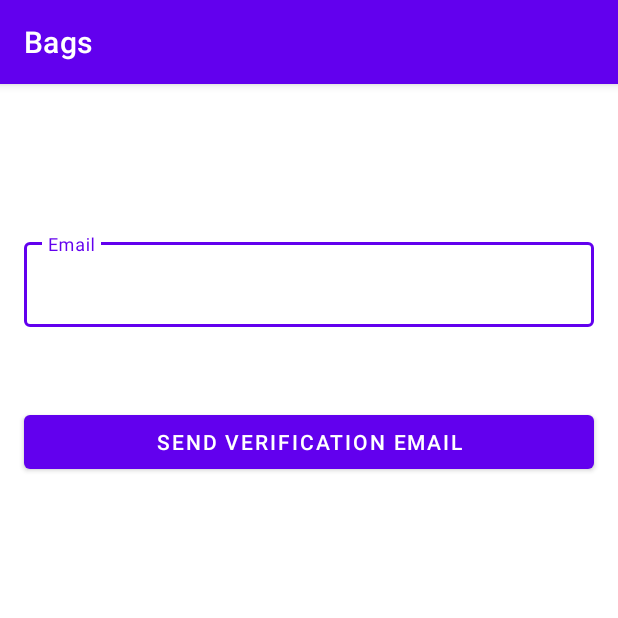
After one commit to engamrdiab52/Ecommerce, an Android app: the fragment ResetPasswordFragment shown on its own in the app's theme, on a phone screen of 412 x 824 dp, the top half of it. The commit adds this screen. Run offline under Robolectric (Android 15) with nearby library versions, the phone set to English and light mode, and no system bars; our stand-ins replace data binding; libraries missing offline, so code that uses them is left out: com.wajahatkarim3.easyvalidation.

Commit message:
add other funs to viewModel

```diff
--- a/app/src/main/java/com/example/bags/framework/firebase/SignInUserImpl.kt
+++ b/app/src/main/java/com/example/bags/framework/firebase/SignInUserImpl.kt
@@ -8,9 +8,10 @@ import kotlinx.coroutines.tasks.await
 
 class SignInUserImpl(private val mAuth: FirebaseAuth) : ISignInUser {
     override suspend fun signInUser(email: String, password: String) {
+
         try {
             val authResult = mAuth.signInWithEmailAndPassword(email, password).await()
-            Log.d(TAG, authResult.toString())
+            Log.d(TAG, mAuth.currentUser.toString())
         } catch (ex: Exception) {
             Log.d(TAG, ex.message.toString())
         }
--- a/app/src/main/java/com/example/bags/framework/firebase/SignOutUserImpl.kt
+++ b/app/src/main/java/com/example/bags/framework/firebase/SignOutUserImpl.kt
@@ -9,7 +9,7 @@ class SignOutUserImpl(private val mAuth: FirebaseAuth): ISignOutUser{
     override suspend fun signOutUser() {
         try {
             mAuth.signOut()
-            Log.d(TAG, "UserSignedOut...")
+            Log.d(TAG, "UserSignedOut...${mAuth.currentUser}")
         }catch (ex: Exception){
             Log.d(TAG, ex.message.toString())
         }
--- a/app/src/main/java/com/example/bags/framework/firebase/SignUpUserImpl.kt
+++ b/app/src/main/java/com/example/bags/framework/firebase/SignUpUserImpl.kt
@@ -10,7 +10,9 @@ class SignUpUserImpl(private val mAuth: FirebaseAuth) : ISignupUser {
     override suspend fun signupUser(email: String, password: String) {
         try {
             val authResult = mAuth.createUserWithEmailAndPassword(email, password).await()
+            mAuth.currentUser?.sendEmailVerification()?.await()
             Log.d(TAG, authResult.toString())
+            Log.d(TAG, "email sent")
         } catch (ex: Exception) {
             Log.d(TAG, ex.message.toString())
         }
--- a/app/src/main/java/com/example/bags/presentation/login/LoginFragment.kt
+++ b/app/src/main/java/com/example/bags/presentation/login/LoginFragment.kt
@@ -16,6 +16,7 @@ import com.example.bags.R
 import com.example.bags.databinding.FragmentLoginBinding
 import com.example.bags.framework.LoginFlowViewModelFactory
 import com.example.bags.presentation.LoginFlowViewModel
+import com.google.firebase.auth.FirebaseAuth
 import com.wajahatkarim3.easyvalidation.core.view_ktx.validator
 
 class LoginFragment : Fragment() {
@@ -46,12 +47,13 @@ class LoginFragment : Fragment() {
             }
         }
         binding.tvLoginForgetPasswordClickable.setOnClickListener {
-            findNavController().navigate(R.id.action_loginFragment_to_newCredentialsFragment)
+            findNavController().navigate(R.id.action_loginFragment_to_resetPasswordFragment)
         }
         binding.tvLoginSignupClickable.setOnClickListener {
             findNavController().navigate(R.id.action_loginFragment_to_signupFragment)
         }
         // Inflate the layout for this fragment
+        Log.d(TAG, FirebaseAuth.getInstance().currentUser?.email.toString())
         return binding.root
     }
 
--- a/app/src/main/java/com/example/bags/presentation/newCreadintials/NewCredentialsFragment.kt
+++ b/app/src/main/java/com/example/bags/presentation/newCreadintials/NewCredentialsFragment.kt
@@ -65,7 +65,7 @@ class NewCredentialsFragment : Fragment() {
 
             if (validConfirmPassword && validPassword) {
              //   viewModel.resetPassword(email)
-                findNavController().navigate(R.id.action_newCredentialsFragment_to_loginFragment)
+               // findNavController().navigate(R.id.action_newCredentialsFragment_to_loginFragment)
             } else {
                 Toast.makeText(requireContext(), "** INVALID CREDENTIALS **", Toast.LENGTH_LONG)
                     .show()
--- /dev/null
+++ b/app/src/main/java/com/example/bags/presentation/newCreadintials/ResetPasswordFragment.kt
@@ -0,0 +1,58 @@
+package com.example.bags.presentation.newCreadintials
+
+import android.os.Bundle
+import android.util.Log
+import androidx.fragment.app.Fragment
+import android.view.LayoutInflater
+import android.view.View
+import android.view.ViewGroup
+import android.widget.Toast
+import androidx.databinding.DataBindingUtil
+import androidx.navigation.fragment.findNavController
+import androidx.navigation.navGraphViewModels
+import com.example.bags.MainActivity
+import com.example.bags.R
+import com.example.bags.databinding.FragmentResetPasswordBinding
+import com.example.bags.framework.LoginFlowViewModelFactory
+import com.example.bags.presentation.LoginFlowViewModel
+import com.wajahatkarim3.easyvalidation.core.view_ktx.validator
+
+class ResetPasswordFragment : Fragment() {
+    private val viewModel: LoginFlowViewModel by navGraphViewModels(R.id.nested_graph_login){
+        LoginFlowViewModelFactory
+    }
+    private lateinit var binding: FragmentResetPasswordBinding
+    private var validEmail: Boolean = false
+    override fun onCreateView(
+        inflater: LayoutInflater, container: ViewGroup?,
+        savedInstanceState: Bundle?
+    ): View? {
+        binding =
+            DataBindingUtil.inflate(inflater, R.layout.fragment_reset_password, container, false)
+        binding.btnSendVerificationEmail.setOnClickListener {
+            validateEmailField()
+            if (validEmail ){
+                val email = binding.editTextEmailResetPassword.text.toString()
+                viewModel.resetPassword(email)
+                findNavController().navigate(R.id.action_resetPasswordFragment_to_loginFragment)
+            }else{
+                Toast.makeText(requireContext(), "** INVALID CREDENTIALS **", Toast.LENGTH_LONG)
+                    .show()
+            }
+        }
+        // Inflate the layout for this fragment
+        return binding.root
+    }
+
+    private fun validateEmailField() {
+        binding.editTextEmailResetPassword.validator().nonEmpty().validEmail().addErrorCallback {
+            validEmail = false
+            binding.textLayoutEmailResetPassword.error = it
+            Log.d(MainActivity.TAG, it)
+        }.addSuccessCallback {
+            validEmail = true
+            binding.textLayoutEmailResetPassword.error = null
+        }.check()
+    }
+
+}
--- a/app/src/main/res/layout/fragment_login.xml
+++ b/app/src/main/res/layout/fragment_login.xml
@@ -140,5 +140,6 @@
             app:layout_constraintStart_toStartOf="parent"
             app:layout_constraintTop_toBottomOf="@+id/tv_loading"
             android:visibility="invisible" />
+
     </androidx.constraintlayout.widget.ConstraintLayout>
 </layout>
--- /dev/null
+++ b/app/src/main/res/layout/fragment_reset_password.xml
@@ -0,0 +1,50 @@
+<?xml version="1.0" encoding="utf-8"?>
+<layout xmlns:android="http://schemas.android.com/apk/res/android"
+    xmlns:app="http://schemas.android.com/apk/res-auto"
+    xmlns:tools="http://schemas.android.com/tools">
+
+    <data>
+
+    </data>
+
+    <androidx.constraintlayout.widget.ConstraintLayout
+        android:id="@+id/frameLayout6"
+        android:layout_width="match_parent"
+        android:layout_height="match_parent"
+        tools:context=".presentation.newCreadintials.ResetPasswordFragment">
+
+        <com.google.android.material.textfield.TextInputLayout
+            android:id="@+id/text_layout_email_reset_password"
+            style="@style/Widget.MaterialComponents.TextInputLayout.OutlinedBox"
+            android:layout_width="match_parent"
+            android:layout_height="wrap_content"
+            android:layout_marginTop="100dp"
+            android:layout_marginEnd="16dp"
+            android:layout_marginStart="16dp"
+            app:errorEnabled="true"
+            app:layout_constraintEnd_toEndOf="parent"
+            app:layout_constraintStart_toStartOf="parent"
+            app:layout_constraintTop_toTopOf="parent">
+
+            <com.google.android.material.textfield.TextInputEditText
+                android:id="@+id/edit_text_email_reset_password"
+                android:layout_width="match_parent"
+                android:layout_height="wrap_content"
+                android:inputType="textEmailAddress"
+                android:hint="Email" />
+        </com.google.android.material.textfield.TextInputLayout>
+
+        <Button
+            android:id="@+id/btn_send_verification_email"
+            android:layout_width="0dp"
+            android:layout_height="wrap_content"
+            android:layout_marginStart="16dp"
+            android:layout_marginTop="32dp"
+            android:layout_marginEnd="16dp"
+            android:text="Send verification email"
+            app:layout_constraintEnd_toEndOf="parent"
+            app:layout_constraintStart_toStartOf="parent"
+            app:layout_constraintTop_toBottomOf="@+id/text_layout_email_reset_password" />
+
+    </androidx.constraintlayout.widget.ConstraintLayout>
+</layout>
--- a/app/src/main/res/values/strings.xml
+++ b/app/src/main/res/values/strings.xml
@@ -27,6 +27,7 @@
     <string name="home">Home</string>
     <string name="settings">settings</string>
     <string name="logout">Logout</string>
+    <string name="delete_account">Delete Account</string>
 
 
 </resources>
```
Also changed, not shown: app/src/main/java/com/example/bags/MainActivity.kt (+14 -1 lines), app/src/main/java/com/example/bags/presentation/LoginFlowViewModel.kt (+10 -0 lines), app/src/main/res/menu/menu_drawer.xml (+11 -6 lines), app/src/main/res/navigation/main_nav_graph.xml (+21 -4 lines).
